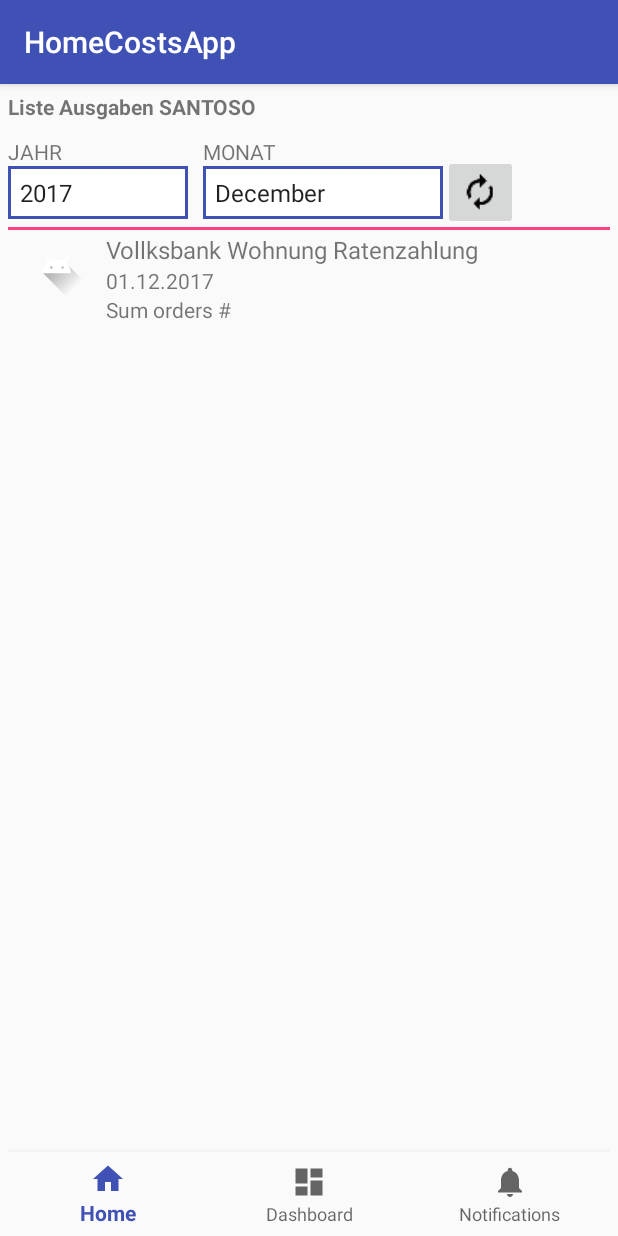
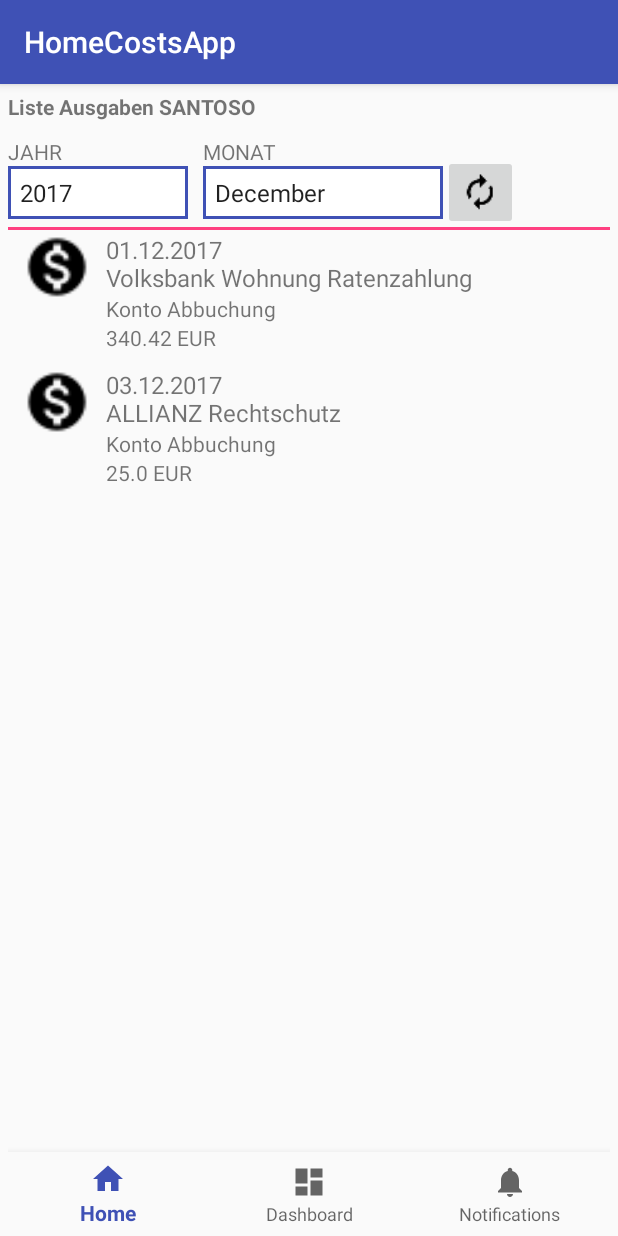
Before and after one commit to teguhsantoso/HomeCostsApp, an Android app: the screen it shows after launch (MainActivity), on a phone screen of 412 x 824 dp. Run offline under Robolectric (Android 15) with nearby library versions, the phone set to English and light mode, and no system bars; our stand-ins replace Room's generated code.

Commit message:
Add some dummy objects for list. Add new field for expenditure class. Rework some UI layout elements. Clean up code.

```diff
--- a/app/src/main/java/de/tsa/homecosts/MainActivity.java
+++ b/app/src/main/java/de/tsa/homecosts/MainActivity.java
@@ -11,12 +11,14 @@ import android.widget.Toast;
 
 import java.util.List;
 
+import de.tsa.homecosts.entities.Expenditure;
 import de.tsa.homecosts.fragments.ExpenditureFragment;
 import de.tsa.homecosts.fragments.HomeFragment;
 import de.tsa.homecosts.presenters.MainPresenterCallback;
 import de.tsa.homecosts.utils.Constants;
+import de.tsa.homecosts.utils.ExpenditureItemAdapter;
 
-public class MainActivity extends AppCompatActivity implements MainPresenterCallback, HomeFragment.OnFragmentInteractionListener, ExpenditureFragment.OnFragmentInteractionListener{
+public class MainActivity extends AppCompatActivity implements MainPresenterCallback, ExpenditureItemAdapter.OnAdapterInteractionListener, HomeFragment.OnFragmentInteractionListener, ExpenditureFragment.OnFragmentInteractionListener{
     private HomeFragment fragmentHome;
     private ExpenditureFragment fragmentExpenditure;
 
@@ -117,7 +119,13 @@ public class MainActivity extends AppCompatActivity implements MainPresenterCall
 
     @Override
     public void showExpenditures(List expenditures) {
-
+        // TODO
+        // Add implementation here.
     }
 
+    @Override
+    public void onExpenditureItemClicked(Expenditure expenditure) {
+        // TODO
+        // Add implementation here.
+    }
 }
--- a/app/src/main/java/de/tsa/homecosts/entities/Expenditure.java
+++ b/app/src/main/java/de/tsa/homecosts/entities/Expenditure.java
@@ -30,6 +30,9 @@ public class Expenditure implements Serializable{
 
     @ColumnInfo(name = "month")
     private int month;
+
+    @ColumnInfo(name = "amount")
+    private double amountPayment;
 
     @Embedded
     OutcomeCategory category;
@@ -81,4 +84,12 @@ public class Expenditure implements Serializable{
     public void setMonth(int month) {
         this.month = month;
     }
+
+    public double getAmountPayment() {
+        return amountPayment;
+    }
+
+    public void setAmountPayment(double amountPayment) {
+        this.amountPayment = amountPayment;
+    }
 }
--- a/app/src/main/java/de/tsa/homecosts/entities/OutcomeCategory.java
+++ b/app/src/main/java/de/tsa/homecosts/entities/OutcomeCategory.java
@@ -21,6 +21,10 @@ public class OutcomeCategory implements Serializable {
     @ColumnInfo(name = "category_name")
     private String name;
 
+    public OutcomeCategory(String name) {
+        this.name = name;
+    }
+
     public int getId() {
         return id;
     }
--- a/app/src/main/java/de/tsa/homecosts/fragments/HomeFragment.java
+++ b/app/src/main/java/de/tsa/homecosts/fragments/HomeFragment.java
@@ -20,6 +20,7 @@ import java.util.List;
 
 import de.tsa.homecosts.R;
 import de.tsa.homecosts.entities.Expenditure;
+import de.tsa.homecosts.entities.OutcomeCategory;
 import de.tsa.homecosts.utils.Constants;
 import de.tsa.homecosts.utils.ExpenditureItemAdapter;
 
@@ -86,11 +87,23 @@ public class HomeFragment extends Fragment {
 
         List data = new ArrayList<Expenditure>();
         Expenditure data1 = new Expenditure();
-        data1.setName("Vollksbank Wohnung Ratenzahlung");
+        data1.setName("Volksbank Wohnung Ratenzahlung");
+        data1.setCategory(new OutcomeCategory("Konto Abbuchung"));
         data1.setChargeDate("01.12.2017");
         data1.setMonth(11);
         data1.setYear(2017);
+        data1.setAmountPayment(340.42);
+
+        Expenditure data2 = new Expenditure();
+        data2.setName("ALLIANZ Rechtschutz");
+        data2.setCategory(new OutcomeCategory("Konto Abbuchung"));
+        data2.setChargeDate("03.12.2017");
+        data2.setMonth(11);
+        data2.setYear(2017);
+        data2.setAmountPayment(25.00);
+
         data.add(data1);
+        data.add(data2);
 
         this.mAdapter = new ExpenditureItemAdapter(getActivity(), data);
         this.mRecyclerView.setAdapter(mAdapter);
--- a/app/src/main/java/de/tsa/homecosts/utils/ExpenditureItemAdapter.java
+++ b/app/src/main/java/de/tsa/homecosts/utils/ExpenditureItemAdapter.java
@@ -16,7 +16,7 @@ import de.tsa.homecosts.entities.Expenditure;
 public class ExpenditureItemAdapter extends RecyclerView.Adapter<ExpenditureItemAdapter.CustomViewHolder> {
 
     public interface OnAdapterInteractionListener {
-        void onOrderItemClicked(Expenditure expenditure);
+        void onExpenditureItemClicked(Expenditure expenditure);
     }
 
     private static Context                          cTxt;
@@ -37,9 +37,9 @@ public class ExpenditureItemAdapter extends RecyclerView.Adapter<ExpenditureItem
 
     @Override
     public void onBindViewHolder(final CustomViewHolder customViewHolder, final int i) {
-        customViewHolder.textViewProductName.setText(data.get(i).getName());
-        customViewHolder.textViewSupplierName.setText(data.get(i).getChargeDate());
-        customViewHolder.textViewSumOrders.setText("Sum orders #");
+        customViewHolder.textViewExpenditureName.setText(data.get(i).getChargeDate() + "\n" + data.get(i).getName());
+        customViewHolder.textViewCategory.setText(data.get(i).getCategory().getName());
+        customViewHolder.textViewSumPayment.setText(String.valueOf(data.get(i).getAmountPayment()) + " EUR");
     }
 
     @Override
@@ -48,21 +48,21 @@ public class ExpenditureItemAdapter extends RecyclerView.Adapter<ExpenditureItem
     }
 
     public static class CustomViewHolder extends RecyclerView.ViewHolder {
-        protected TextView textViewProductName;
-        protected TextView textViewSupplierName;
-        protected TextView textViewSumOrders;
+        protected TextView textViewExpenditureName;
+        protected TextView textViewCategory;
+        protected TextView textViewSumPayment;
         protected ImageButton buttonDeleteItem;
 
         public CustomViewHolder(View view) {
             super(view);
-            this.textViewProductName = view.findViewById(R.id.textViewProductName);
-            this.textViewSupplierName = view.findViewById(R.id.textViewSupplierName);
-            this.textViewSumOrders = view.findViewById(R.id.textViewSumOrders);
+            this.textViewExpenditureName = view.findViewById(R.id.textViewExpenditureName);
+            this.textViewCategory = view.findViewById(R.id.textViewCategory);
+            this.textViewSumPayment = view.findViewById(R.id.textViewSum);
             view.setOnClickListener(new View.OnClickListener() {
                 @Override
                 public void onClick(View view) {
                     mListener = (OnAdapterInteractionListener) cTxt;
-                    mListener.onOrderItemClicked(data.get(getAdapterPosition()));
+                    mListener.onExpenditureItemClicked(data.get(getAdapterPosition()));
                 }
             });
         }
--- a/app/src/main/res/layout/expenditure_row_item.xml
+++ b/app/src/main/res/layout/expenditure_row_item.xml
@@ -14,36 +14,36 @@
         android:layout_height="45dp"
         android:id="@+id/imageView"
         android:layout_marginStart="10dp"
-        android:src="@drawable/ic_launcher_foreground"
+        android:src="@drawable/ic_monetization_on_black_18dp"
         android:scaleType="fitXY"
-        android:contentDescription="desc"
+        android:contentDescription="imageDescription"
         android:layout_alignParentTop="true"
         android:layout_alignParentStart="true" />
 
     <TextView
-        android:id="@+id/textViewProductName"
+        android:id="@+id/textViewExpenditureName"
         android:layout_width="match_parent"
         android:layout_height="wrap_content"
         android:layout_alignParentTop="true"
         android:layout_marginStart="10dp"
         android:layout_toEndOf="@+id/imageView"
-        android:text="Product name"
+        android:text="Expenditure name"
         android:textSize="16sp" />
 
     <TextView
-        android:id="@+id/textViewSupplierName"
+        android:id="@+id/textViewCategory"
         android:layout_width="wrap_content"
         android:layout_height="wrap_content"
-        android:layout_alignStart="@+id/textViewProductName"
-        android:layout_below="@+id/textViewProductName"
-        android:text="Supplier name" />
+        android:layout_alignStart="@+id/textViewExpenditureName"
+        android:layout_below="@+id/textViewExpenditureName"
+        android:text="Category" />
 
     <TextView
-        android:id="@+id/textViewSumOrders"
+        android:id="@+id/textViewSum"
         android:layout_width="wrap_content"
         android:layout_height="wrap_content"
-        android:layout_alignStart="@+id/textViewSupplierName"
-        android:layout_below="@+id/textViewSupplierName"
-        android:text="Sum of orders" />
+        android:layout_alignStart="@+id/textViewCategory"
+        android:layout_below="@+id/textViewCategory"
+        android:text="Sum of payment" />
 
 </RelativeLayout>
```
Also changed, not shown: app/src/main/res/drawable-hdpi/ic_monetization_on_black_18dp.png (added), app/src/main/res/drawable-mdpi/ic_monetization_on_black_18dp.png (added), app/src/main/res/drawable-xhdpi/ic_monetization_on_black_18dp.png (added), app/src/main/res/drawable-xxhdpi/ic_monetization_on_black_18dp.png (added), app/src/main/res/drawable-xxxhdpi/ic_monetization_on_black_18dp.png (added).
